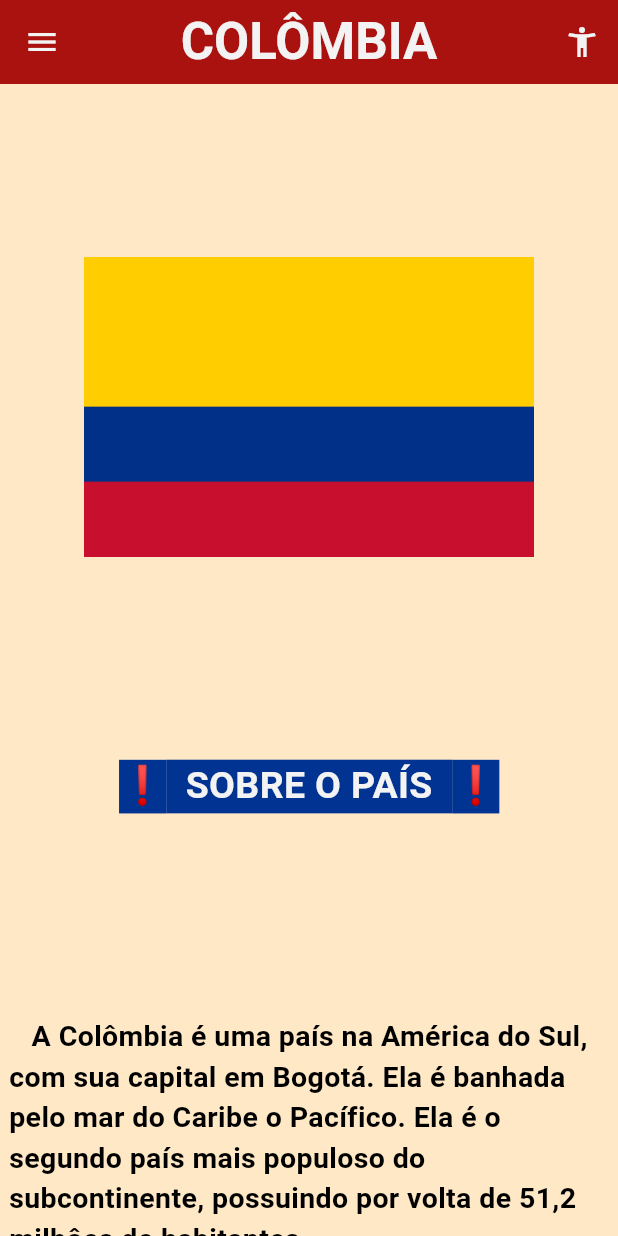
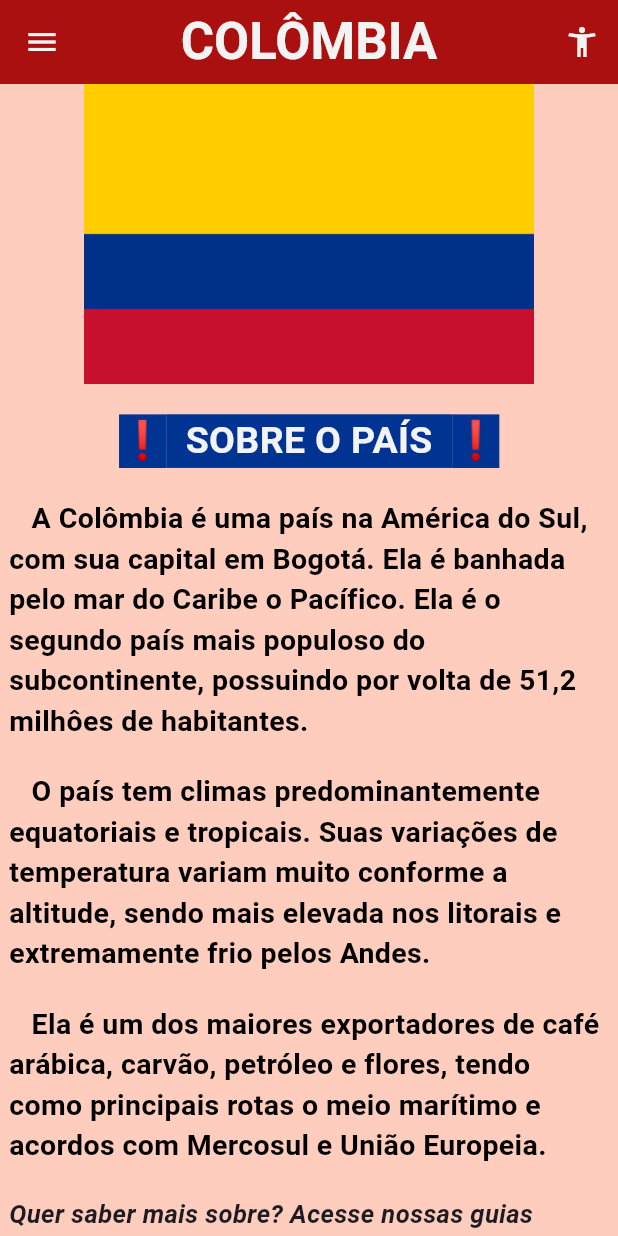
Before and after one commit to LPiedemonte/MostraXDHLFlutter, a Flutter app: the screen it shows after launch, on a phone screen of 412 x 824 dp. Run offline on Flutter 3.47's test engine with Material 3 defaults, Android fonts, the phone set to English and light mode, and no system bars.

Commit message:
Quase tudo pronto

```diff
--- a/lib/main.dart
+++ b/lib/main.dart
@@ -1,9 +1,12 @@
+import 'package:aulaflutter_xdhl/geografia.dart';
+import 'package:aulaflutter_xdhl/histcultura.dart';
 import 'package:flutter/material.dart';
 
 const List<String> list = <String>['One', 'Two', 'Three', 'Four'];
 
 void main() {
-  runApp(const MainApp());
+  runApp(const MaterialApp (title: "App",
+      home: MainApp(),));
 }
 
 class MainApp extends StatelessWidget {
@@ -13,7 +16,7 @@
   Widget build(BuildContext context){
     return MaterialApp(
       home: Scaffold(
-        backgroundColor: Color.fromRGBO(255, 232, 198, 1),
+        backgroundColor: Color.fromRGBO(255, 205, 190, 1),
         appBar: AppBar(
           //define o titulo do app
           title: const Text(
@@ -41,7 +44,7 @@
         body: SingleChildScrollView( child:
          Center(
           child:SizedBox(
-            height: 1600, // Limita a altura
+            height: 900, // Limita a altura
             width: 400 ,
             child: Column(
            mainAxisAlignment: MainAxisAlignment.spaceEvenly,
@@ -75,17 +78,25 @@
               )
             ),
 
+              Text(
+              '   O país tem climas predominantemente equatoriais e tropicais. Suas variações de temperatura variam muito conforme a altitude, sendo mais elevada nos litorais e extremamente frio pelos Andes. ',
+              style: TextStyle(
+                  color: Color.fromRGBO(0, 0, 0, 1),
+                  fontSize: 19,
+                  fontWeight: FontWeight.bold,
+              )
+            ),
 
-                SizedBox(
-                  height: 200, width: 200,
-                  child: CarouselView(
-                    scrollDirection: Axis.horizontal,
-                    itemExtent: 50,
-                    shrinkExtent: 200,
-                     children: <Widget>[ Image.asset('IMG/gatinhos.png')]
 
+            Text(
+              '   Ela é um dos maiores exportadores de café arábica, carvão, petróleo e flores, tendo como principais rotas o meio marítimo e acordos com Mercosul e União Europeia.',
+              style: TextStyle(
+                  color: Color.fromRGBO(0, 0, 0, 1),
+                  fontSize: 19,
+                  fontWeight: FontWeight.bold,
+              )
             ),
-                ),
+
 
             Text(
               'Quer saber mais sobre? Acesse nossas guias abaixo:',
@@ -100,11 +111,38 @@
           //o FormField disponibiliza mais recursos
           ElevatedButton(
             style: ElevatedButton.styleFrom(
-              backgroundColor: Color.fromRGBO(165, 6, 6, 0.949)), // Cor de fundo do botão
+              backgroundColor: Color.fromRGBO(190, 100, 40, 0.945)), // Cor de fundo do botão
             onPressed:(){
+            Navigator.push(
+            context,
+            MaterialPageRoute(builder:
+            (context) => const Geografia()),
+            );
+            },
+
+           child: const Text(
+            'GEOGRAFIA',
+            style: TextStyle(
+              color: Colors.white,
+              fontSize: 22,
+            ),
+            ),
+            ),
+
+             ElevatedButton(
+            style: ElevatedButton.styleFrom(
+              backgroundColor: Color.fromRGBO(224, 152, 18, 0.941)), // Cor de fundo do botão
+            onPressed:(){
+
+            Navigator.push(
+            context,
+            MaterialPageRoute(builder:
+            (context) => const Histcultura()),
+            );
+
             },
            child: const Text(
-            'Enviar',
+            'HISTÓRIA E CULTURA',
             style: TextStyle(
               color: Colors.white,
               fontSize: 22,
```
Also changed, not shown: lib/geografia.dart (added, +123 -0 lines), lib/histcultura.dart (added, +132 -0 lines), IMG/cultura.png (added), IMG/mapa.png (added), IMG/mapanomes.png (added), pubspec.lock. Lines whose indentation alone changed are shown as unchanged.
